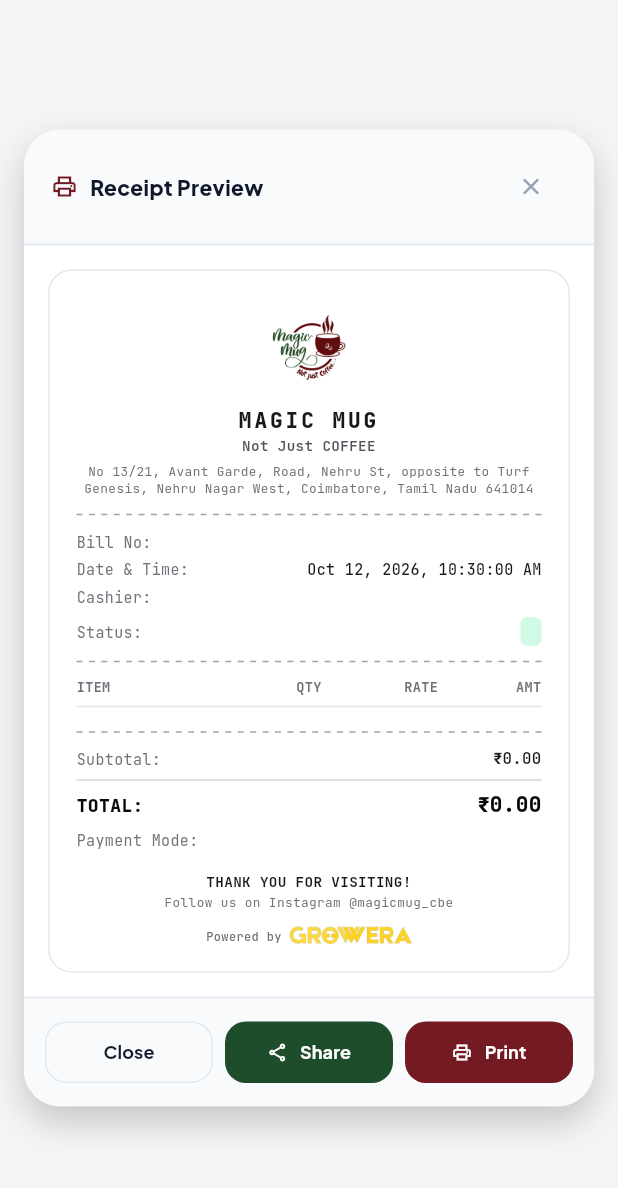
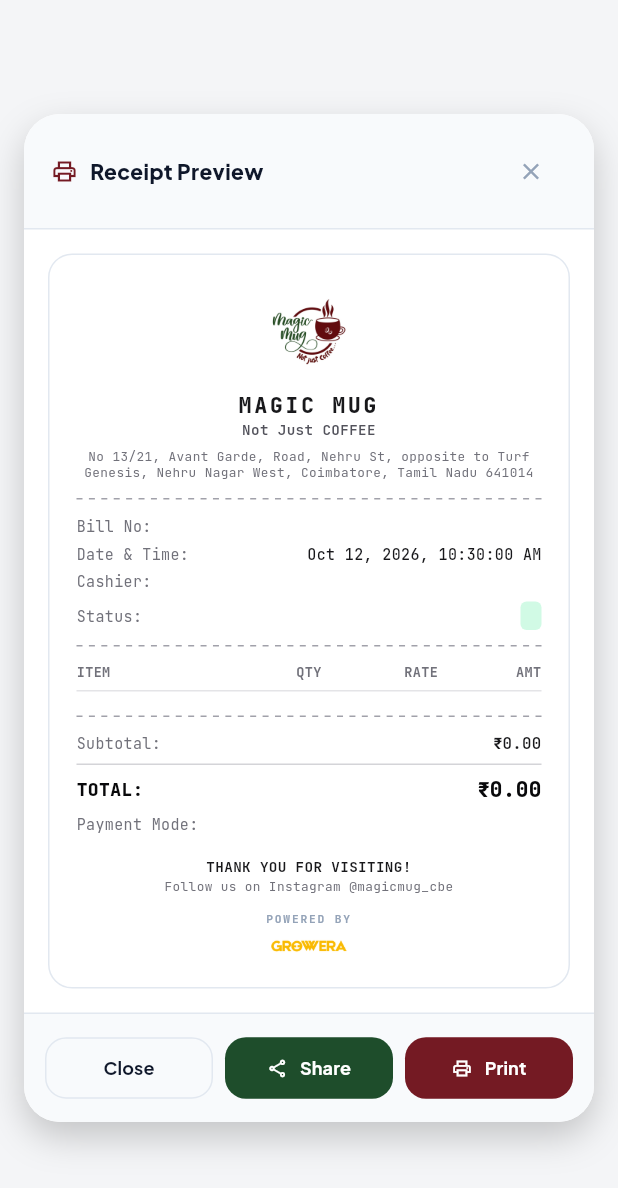
Before and after one commit to Priyan-19/magic_mug_pos, a Flutter app: the ReceiptDialog widget shown alone on an empty page, opened directly with empty values, on a phone screen of 412 x 824 dp. Shown: the top 1188 px of the screen. Run offline on Flutter 3.47's test engine with Material 3 defaults, Android fonts, the phone set to English and light mode, and no system bars; drawn by our look-alikes of screenshot; our stand-ins replace dio, fl_chart, flutter_animate, google_fonts, share_plus, shared_preferences; accounts and stored records are empty; network calls fail.

Commit message:
feat: add POWERED BY Growera branding below Instagram handle on receipts

```diff
--- a/apps/mobile/lib/widgets/receipt_dialog.dart
+++ b/apps/mobile/lib/widgets/receipt_dialog.dart
@@ -302,24 +302,23 @@
                           style: GoogleFonts.jetBrainsMono(fontSize: 8.5, color: const Color(0xFF71717A)),
                         ),
                         const SizedBox(height: 10),
-                        Row(
-                          mainAxisAlignment: MainAxisAlignment.center,
-                          crossAxisAlignment: CrossAxisAlignment.center,
-                          children: [
                         Text(
-                              'Powered by ',
+                          'POWERED BY',
+                          textAlign: TextAlign.center,
                           style: GoogleFonts.jetBrainsMono(
-                                fontSize: 8.0,
-                                color: const Color(0xFF71717A),
-                                fontWeight: FontWeight.w500,
+                            fontSize: 7.5,
+                            letterSpacing: 1.2,
+                            fontWeight: FontWeight.w700,
+                            color: const Color(0xFF94A3B8),
                           ),
                         ),
-                            Image.asset(
+                        const SizedBox(height: 4),
+                        Center(
+                          child: Image.asset(
                             'assets/growera_logo.png',
-                              height: 12.0,
+                            height: 18,
                             fit: BoxFit.contain,
                           ),
-                          ],
                         ),
                       ],
                     ),
```
Also changed, not shown: apps/mobile/assets/growera_logo.png, 3 other files. Lines whose indentation alone changed are shown as unchanged.
